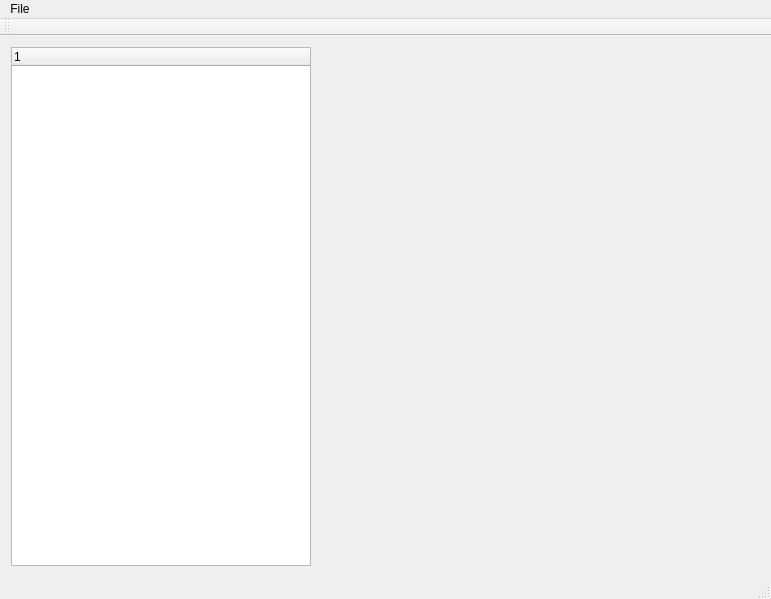
This is mainwindow.ui in vglvproc/AlgStruct as Qt 5 draws it before an edit. The edited form follows.
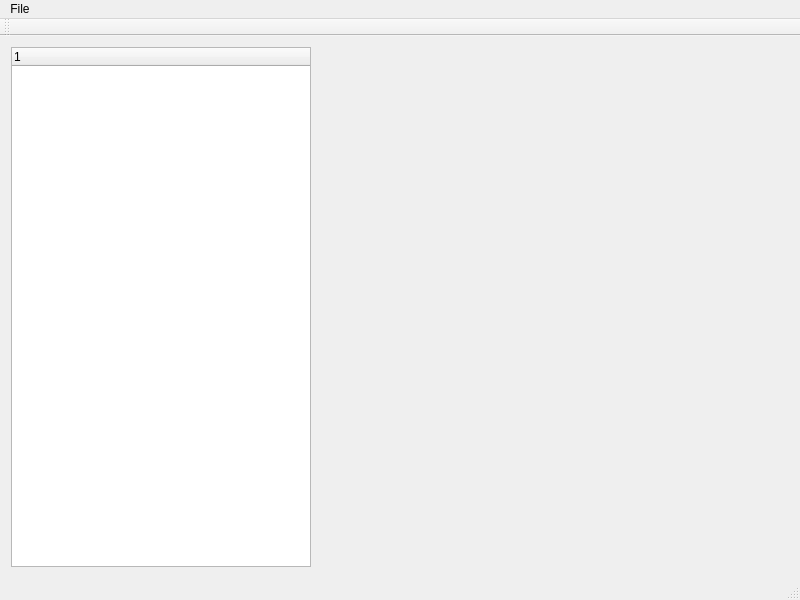
This is the edited form.

```diff
--- a/mainwindow.ui
+++ b/mainwindow.ui
@@ -6,8 +6,8 @@
    <rect>
     <x>0</x>
     <y>0</y>
-    <width>771</width>
-    <height>599</height>
+    <width>800</width>
+    <height>600</height>
    </rect>
   </property>
   <property name="minimumSize">
@@ -67,7 +67,7 @@
     <rect>
      <x>0</x>
      <y>0</y>
-     <width>771</width>
+     <width>800</width>
      <height>21</height>
     </rect>
    </property>
```
